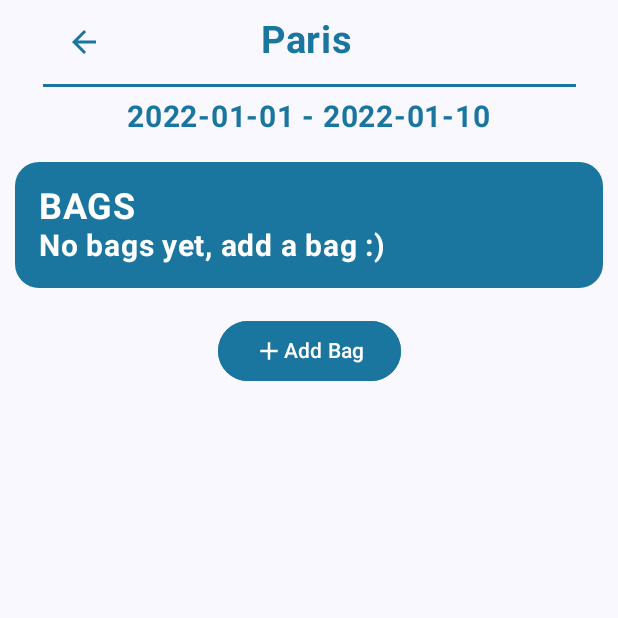
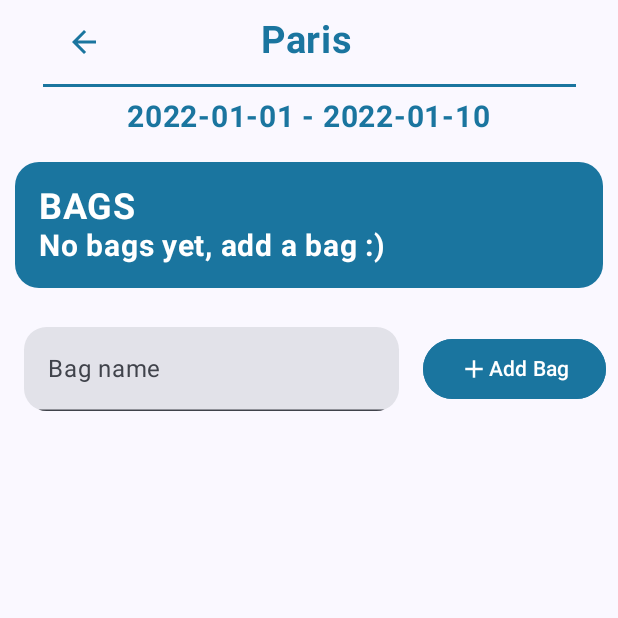
Before and after one commit to lukaschymcak/Android_TaskApp, an Android app built with Jetpack Compose: the trip_screen screen opened through its navigation route, on a phone screen of 412 x 824 dp, the top half of it. Run offline under Robolectric (Android 15) with nearby library versions, the phone set to English and light mode, and no system bars.

Commit message:
added refresh after adding a trip and fixed adding bag and item

```diff
--- a/app/src/main/java/com/example/navigation/Screens/TripScreen.kt
+++ b/app/src/main/java/com/example/navigation/Screens/TripScreen.kt
@@ -7,7 +7,6 @@ import androidx.compose.foundation.clickable
 import androidx.compose.foundation.layout.Arrangement
 import androidx.compose.foundation.layout.Column
 import androidx.compose.foundation.layout.Row
-import androidx.compose.foundation.layout.fillMaxHeight
 import androidx.compose.foundation.layout.fillMaxSize
 import androidx.compose.foundation.layout.fillMaxWidth
 import androidx.compose.foundation.layout.offset
@@ -29,6 +28,7 @@ import androidx.compose.material3.HorizontalDivider
 import androidx.compose.material3.Icon
 import androidx.compose.material3.MaterialTheme
 import androidx.compose.material3.Text
+import androidx.compose.material3.TextField
 import androidx.compose.runtime.Composable
 import androidx.compose.runtime.mutableStateOf
 import androidx.compose.runtime.remember
@@ -36,7 +36,6 @@ import androidx.compose.ui.Alignment
 import androidx.compose.ui.Modifier
 import androidx.compose.ui.graphics.Color
 import androidx.compose.ui.text.font.FontWeight
-import androidx.compose.ui.text.style.TextAlign
 import androidx.compose.ui.unit.dp
 import androidx.compose.ui.unit.sp
 import com.example.navigation.states.HomeScreenState
@@ -54,17 +53,7 @@ fun TripScreen(
     val trip = Trip("Paris", "2022-01-01", "2022-01-10")
     val scrollState = rememberScrollState()
     val bagList = remember { mutableStateOf(HomeScreenState.getBagArray().toMutableList()) }
-
-    HomeScreenState.addBag(
-        Bag(
-            "Bag1",
-            mutableListOf(
-//                Item("Item1", false),
-//                Item("Item2", false),
-//                Item("Item3", false),
-            )
-        )
-    )
+    val newBagName = remember { mutableStateOf("") }  // State to store the new bag name
 
     Column(
         modifier = Modifier
@@ -158,13 +147,27 @@ fun TripScreen(
             }
         }
 
+        Row(
+            verticalAlignment = Alignment.CenterVertically,
+            modifier = Modifier.padding(8.dp)
+        ) {
+            TextField(
+                value = newBagName.value,
+                onValueChange = { newBagName.value = it },
+                label = { Text("Bag name") },
+                modifier = Modifier.weight(1f).padding(8.dp),
+                shape = RoundedCornerShape(15.dp),
+            )
             Button(
                 onClick = {
-                val newBag = Bag("New Bag", mutableListOf())
+                    if (newBagName.value.isNotBlank()) {
+                        val newBag = Bag(newBagName.value, mutableListOf())
                         HomeScreenState.addBag(newBag)
                         bagList.value = HomeScreenState.getBagArray().toMutableList()
+                        newBagName.value = ""
+                    }
                 },
-            modifier = Modifier.padding(8.dp),
+                modifier = Modifier.padding(start = 8.dp),
                 colors = ButtonDefaults.buttonColors(containerColor = OurPackingBlue),
                 border = BorderStroke(1.dp, OurPackingBlue),
             ) {
@@ -178,3 +181,4 @@ fun TripScreen(
             }
         }
     }
+}
```
Also changed, not shown: app/src/main/java/com/example/navigation/Modules/BagModule.kt (+17 -19 lines), app/src/main/java/com/example/navigation/Screens/PackingScreen.kt (+24 -39 lines), app/src/main/java/com/example/navigation/models/Item.kt (+2 -6 lines), app/src/main/java/com/example/navigation/states/TripScreenState.kt (+9 -8 lines). Lines whose indentation alone changed are shown as unchanged.
